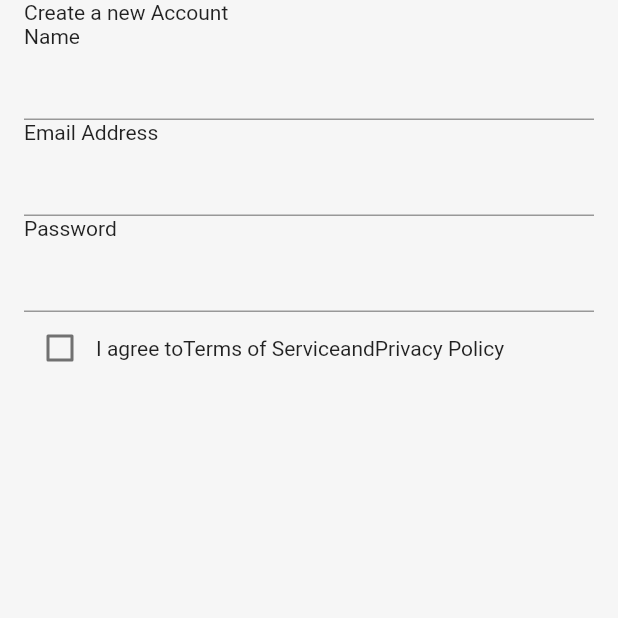
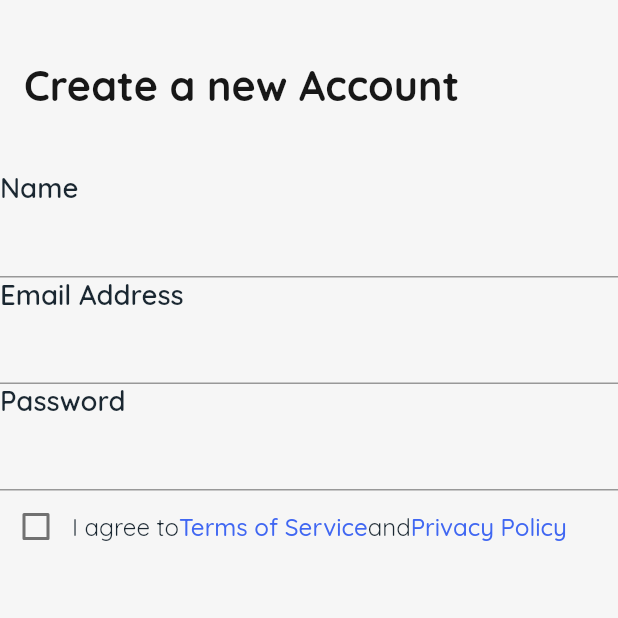
Before and after one commit to sobuur0/kumvent, a Flutter app: the screen it shows after launch, on a phone screen of 412 x 824 dp, the top half of it. Run offline on Flutter 3.47's test engine with Material 2 defaults, Android fonts, the phone set to English and light mode, and no system bars; our stand-ins replace flutter_screenutil, google_fonts; missing offline and left inert: dart:ffi.

Commit message:
initialized screen_util package in the main.dart file

```diff
--- a/lib/constants/app_styles.dart
+++ b/lib/constants/app_styles.dart
@@ -19,10 +19,34 @@ class TextStyles {
   }
 
   /// Returns a [TextStyle] that uses the default font Family (quicksand)
-  /// with default 'fontWeight' of [FontWeight.w100].
+  /// with default 'fontWeight' of [FontWeight.w700].
   static TextStyle bold({
     required Color color,
     required double fontSize,
   }) =>
       _defaultextStyle(color, fontSize, FontWeight.w700);
+
+  /// Returns a [TextStyle] that uses the default font Family (quicksand)
+  /// with default 'fontWeight' of [FontWeight.w600].
+  static TextStyle semiBold({
+    required Color color,
+    required double fontSize,
+  }) =>
+      _defaultextStyle(color, fontSize, FontWeight.w600);
+
+  /// Returns a [TextStyle] that uses the default font Family (quicksand)
+  /// with default 'fontWeight' of [FontWeight.w500].
+  static TextStyle medium({
+    required Color color,
+    required double fontSize,
+  }) =>
+      _defaultextStyle(color, fontSize, FontWeight.w500);
+
+  /// Returns a [TextStyle] that uses the default font Family (quicksand)
+  /// with default 'fontWeight' of [FontWeight.w400].
+  static TextStyle regular({
+    required Color color,
+    required double fontSize,
+  }) =>
+      _defaultextStyle(color, fontSize, FontWeight.w400);
 }
--- a/lib/constants/colours.dart
+++ b/lib/constants/colours.dart
@@ -1,3 +1,6 @@
 import  'package:flutter/material.dart';
 
 const kScaffoldBackgroundColor = Color(0xFFF6F6F6);
+const kTextPrimaryColor = Color(0xFF171717);
+const kHeaderTextColor = Color(0xFF1A2731);
+const kLightActionButton = Color(0xFF4067F2);
--- a/lib/main.dart
+++ b/lib/main.dart
@@ -1,4 +1,5 @@
 import 'package:flutter/material.dart';
+import 'package:flutter_screenutil/flutter_screenutil.dart';
 import 'package:kumvent/constants/colours.dart';
 import 'package:kumvent/presentation/pages/sign_in_page.dart';
 
@@ -10,6 +11,9 @@ class MyApp extends StatelessWidget {
   const MyApp({Key? key}) : super(key: key);
   @override
   Widget build(BuildContext context) {
+    return ScreenUtilInit(
+      minTextAdapt: true,
+      builder: () {
         return MaterialApp(
           theme: ThemeData(
             primarySwatch: Colors.blue,
@@ -17,5 +21,7 @@ class MyApp extends StatelessWidget {
           ),
           home: const SignInPage(),
         );
+      },
+    );
   }
 }
--- a/lib/presentation/pages/sign_in_page.dart
+++ b/lib/presentation/pages/sign_in_page.dart
@@ -1,6 +1,8 @@
 import 'dart:ffi';
 
 import 'package:flutter/material.dart';
+import 'package:kumvent/constants/app_styles.dart';
+import 'package:kumvent/constants/colours.dart';
 
 class SignInPage extends StatefulWidget {
   const SignInPage({Key? key}) : super(key: key);
@@ -16,26 +18,44 @@ class _SignInPageState extends State<SignInPage> {
   Widget build(BuildContext context) {
     return Scaffold(
       body: SafeArea(
-        child: Padding(
-          padding: const EdgeInsets.symmetric(
-            horizontal: 16.0,
-          ),
         child: Column(
           crossAxisAlignment: CrossAxisAlignment.start,
           children: [
-              const Text(
+            Padding(
+              padding: const EdgeInsets.symmetric(
+                horizontal: 16.0,
+                vertical: 40.0,
+              ),
+              child: Text(
                 'Create a new Account',
+                style: TextStyles.bold(
+                  color: kTextPrimaryColor,
+                  fontSize: 24.0,
                 ),
-              const Text(
-                'Name'
+              ),
+            ),
+            Text(
+              'Name',
+              style: TextStyles.semiBold(
+                color: kHeaderTextColor,
+                fontSize: 16.0,
+              ),
             ),
             TextFormField(),
-              const Text(
-                'Email Address'
+            Text(
+              'Email Address',
+              style: TextStyles.semiBold(
+                color: kHeaderTextColor,
+                fontSize: 16.0,
+              ),
             ),
             TextFormField(),
-              const Text(
-                'Password'
+            Text(
+              'Password',
+              style: TextStyles.semiBold(
+                color: kHeaderTextColor,
+                fontSize: 16.0,
+              ),
             ),
             TextFormField(),
             Row(
@@ -48,14 +68,41 @@ class _SignInPageState extends State<SignInPage> {
                     });
                   },
                 ),
-                  const Text.rich(
+                Expanded(
+                  child: Text.rich(
                     TextSpan(
                       children: [
-                        TextSpan(text: 'I agree to'),
-                        TextSpan(text: 'Terms of Service'),
-                        TextSpan(text: 'and'),
-                        TextSpan(text: 'Privacy Policy'),
+                        //TODO: tell shina to give the correct fontFamily to these texts
+                        TextSpan(
+                          text: 'I agree to',
+                          style: TextStyles.regular(
+                            color: kHeaderTextColor,
+                            fontSize: 14.0,
+                          ),
+                        ),
+                        TextSpan(
+                          text: 'Terms of Service',
+                          style: TextStyles.medium(
+                            color: kLightActionButton,
+                            fontSize: 14.0,
+                          ),
+                        ),
+                        TextSpan(
+                          text: 'and',
+                          style: TextStyles.regular(
+                            color: kHeaderTextColor,
+                            fontSize: 14.0,
+                          ),
+                        ),
+                        TextSpan(
+                          text: 'Privacy Policy',
+                          style: TextStyles.medium(
+                            color: kLightActionButton,
+                            fontSize: 14.0,
+                          ),
+                        ),
                       ],
+                    ),
                   ),
                 ),
               ],
@@ -63,7 +110,6 @@ class _SignInPageState extends State<SignInPage> {
           ],
         ),
       ),
-      ),
     );
   }
 }
```
Lines whose indentation alone changed are shown as unchanged.
